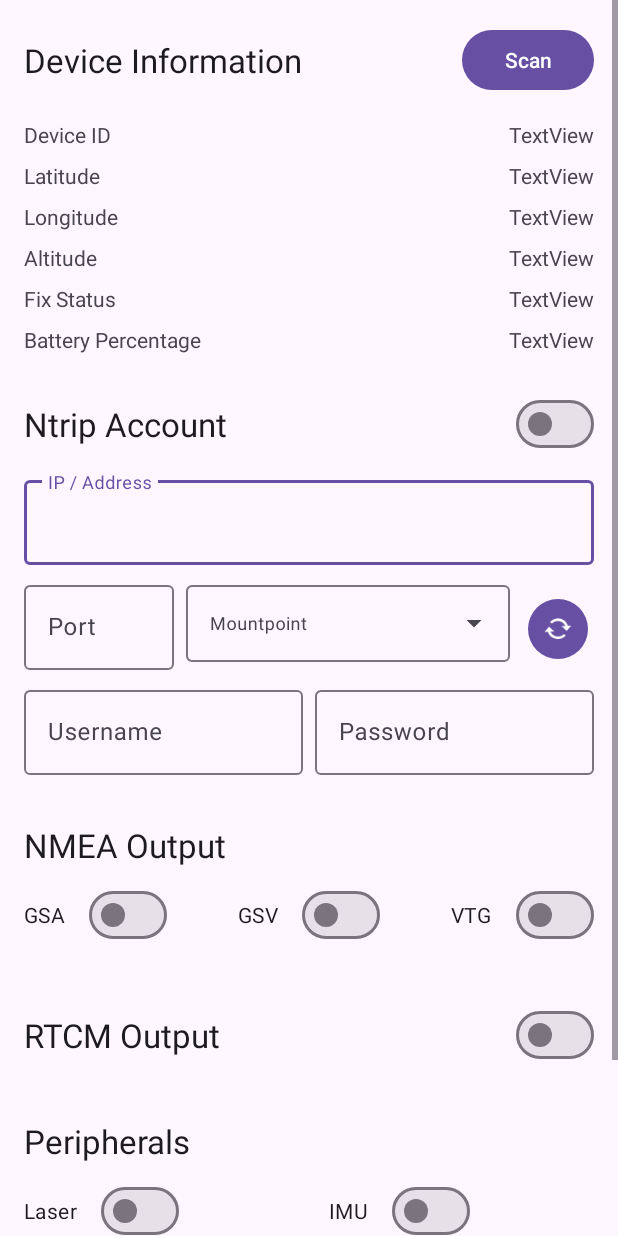
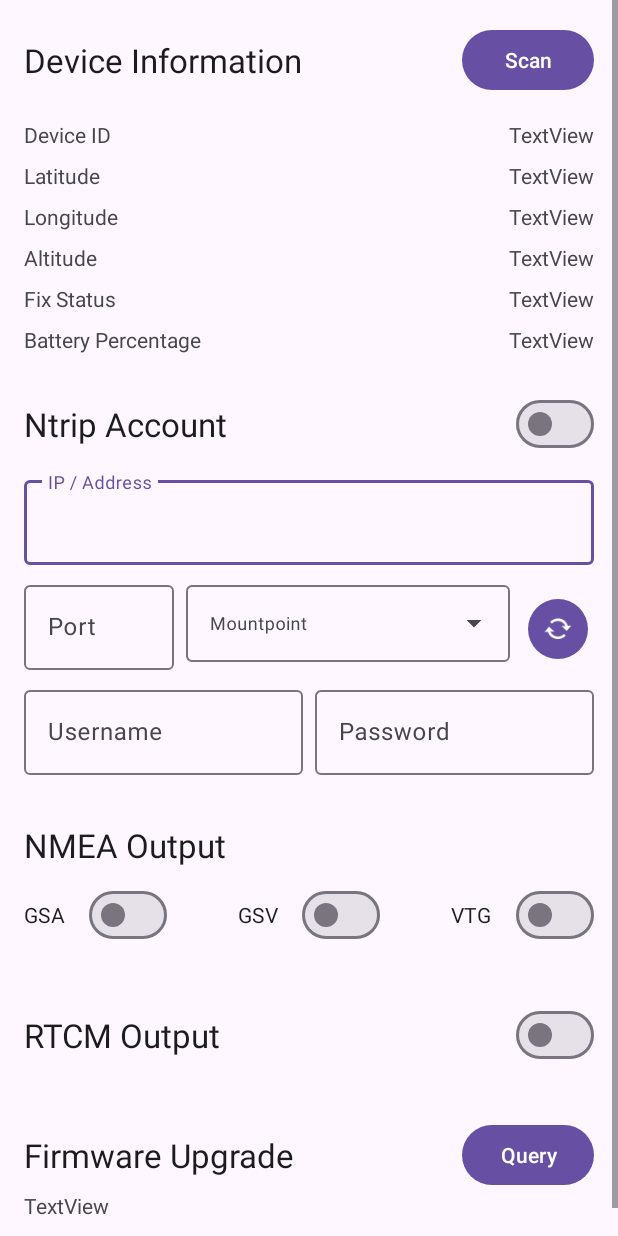
Before and after one commit to WoncanHK/LiteSurveySDK-Android, an Android app: the layout activity_main.xml on its own in the app's theme, with its tools: preview values and no code run, on a phone screen of 412 x 824 dp. Run offline under Robolectric (Android 15) with nearby library versions, the phone set to English and light mode, and no system bars.

```diff
--- a/app/src/main/AndroidManifest.xml
+++ b/app/src/main/AndroidManifest.xml
@@ -25,9 +25,7 @@
         </activity>
 
 
-        <activity
-            android:name="com.woncan.litesurvey.deviceInterface.ScanActivity"
-            android:exported="false" />
+
     </application>
 
 </manifest>
--- a/app/src/main/res/layout/activity_main.xml
+++ b/app/src/main/res/layout/activity_main.xml
@@ -345,34 +345,7 @@
         app:layout_constraintStart_toStartOf="@+id/textView10"
         app:layout_constraintTop_toBottomOf="@+id/switch_gsa" />
 
-    <TextView
-        android:id="@+id/textView11"
-        android:layout_width="wrap_content"
-        android:layout_height="wrap_content"
-        android:layout_marginTop="32dp"
-        android:text="@string/peripherals"
-        android:textAppearance="@style/TextAppearance.Material3.TitleLarge"
-        app:layout_constraintStart_toStartOf="@+id/switch_rtcm"
-        app:layout_constraintTop_toBottomOf="@+id/switch_rtcm" />
 
-    <com.google.android.material.materialswitch.MaterialSwitch
-        android:id="@+id/switch_laser"
-        android:layout_width="wrap_content"
-        android:layout_height="wrap_content"
-        android:layout_marginStart="16dp"
-        android:layout_marginTop="8dp"
-        android:text="@string/laser"
-        app:layout_constraintStart_toStartOf="parent"
-        app:layout_constraintTop_toBottomOf="@+id/textView11" />
-
-    <com.google.android.material.materialswitch.MaterialSwitch
-        android:id="@+id/switch_imu"
-        android:layout_width="wrap_content"
-        android:layout_height="wrap_content"
-        android:layout_marginStart="100dp"
-        android:text="@string/imu"
-        app:layout_constraintStart_toEndOf="@+id/switch_laser"
-        app:layout_constraintTop_toTopOf="@+id/switch_laser" />
 
     <TextView
         android:id="@+id/textView12"
@@ -381,7 +354,7 @@
         android:text="@string/firmware_upgrade"
         android:textAppearance="@style/TextAppearance.Material3.TitleLarge"
         app:layout_constraintBottom_toBottomOf="@+id/btn_query_firmware"
-        app:layout_constraintStart_toStartOf="@+id/textView11"
+        app:layout_constraintStart_toStartOf="@+id/textView10"
         app:layout_constraintTop_toTopOf="@+id/btn_query_firmware" />
 
 
@@ -393,7 +366,7 @@
         android:layout_marginEnd="16dp"
         android:text="@string/query"
         app:layout_constraintEnd_toEndOf="parent"
-        app:layout_constraintTop_toBottomOf="@+id/switch_laser" />
+        app:layout_constraintTop_toBottomOf="@+id/switch_rtcm" />
 
     <TextView
         android:id="@+id/tv_firmware_info"
--- a/build.gradle
+++ b/build.gradle.kts
@@ -1,5 +1,5 @@
 // Top-level build file where you can add configuration options common to all sub-projects/modules.
 plugins {
-alias(libs.plugins.android.application) apply false
+    alias(libs.plugins.android.application) apply false
     alias(libs.plugins.jetbrains.kotlin.android) apply false
 }
```
Also changed, not shown: app/build.gradle (deleted, +0 -52 lines), app/build.gradle.kts (added, +52 -0 lines), app/src/main/java/com/woncan/litesurveysdkgithub/MainActivity.kt (+93 -88 lines), gradle/libs.versions.toml (+11 -9 lines), settings.gradle.kts (renamed from settings.gradle, +7 -3 lines), gradle/wrapper/gradle-wrapper.properties, 2 other files.
